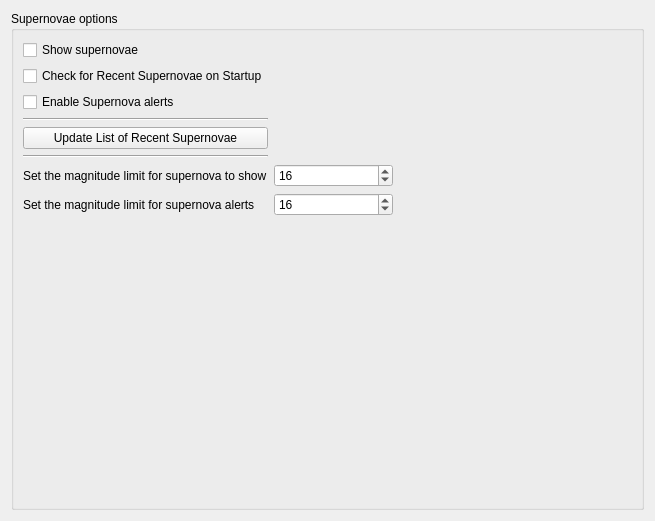
First picture: the form in kstars/options/opssupernovae.ui, repository KDE/kstars, before the edit.
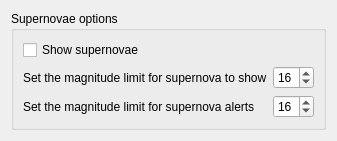
Second picture: the form after the edit.

Commit message: Adding support to supernovae data from the Open Supernovae Catalog

Diff of the .ui file:
```diff
--- a/kstars/options/opssupernovae.ui
+++ b/kstars/options/opssupernovae.ui
@@ -6,8 +6,8 @@
    <rect>
     <x>0</x>
     <y>0</y>
-    <width>655</width>
-    <height>521</height>
+    <width>334</width>
+    <height>136</height>
    </rect>
   </property>
   <layout class="QGridLayout" name="gridLayout">
@@ -21,7 +21,7 @@
        <layout class="QVBoxLayout" name="verticalLayout_3">
         <item>
          <layout class="QGridLayout" name="gridLayout_2">
-          <item row="6" column="3">
+          <item row="1" column="3">
            <spacer name="horizontalSpacer_2">
             <property name="orientation">
              <enum>Qt::Horizontal</enum>
@@ -48,54 +48,20 @@
            </widget>
           </item>
           <item row="1" column="0">
-           <widget class="QCheckBox" name="kcfg_UpdateSupernovaeOnStartup">
-            <property name="text">
-             <string>Check for Recent Supernovae on Startup</string>
-            </property>
-            <property name="tristate">
-             <bool>false</bool>
-            </property>
-           </widget>
-          </item>
-          <item row="2" column="0">
-           <widget class="QCheckBox" name="kcfg_ShowSupernovaAlerts">
-            <property name="text">
-             <string>Enable Supernova alerts</string>
-            </property>
-            <property name="tristate">
-             <bool>false</bool>
-            </property>
-           </widget>
-          </item>
-          <item row="3" column="0">
-           <widget class="Line" name="line">
-            <property name="orientation">
-             <enum>Qt::Horizontal</enum>
-            </property>
-           </widget>
-          </item>
-          <item row="6" column="0">
            <widget class="QLabel" name="label">
             <property name="text">
              <string>Set the magnitude limit for supernova to show</string>
             </property>
            </widget>
           </item>
-          <item row="7" column="0">
+          <item row="2" column="0">
            <widget class="QLabel" name="label_2">
             <property name="text">
              <string>Set the magnitude limit for supernova alerts</string>
             </property>
            </widget>
           </item>
-          <item row="5" column="0">
-           <widget class="Line" name="line_2">
-            <property name="orientation">
-             <enum>Qt::Horizontal</enum>
-            </property>
-           </widget>
-          </item>
-          <item row="6" column="1">
+          <item row="1" column="1">
            <widget class="QDoubleSpinBox" name="kcfg_MagnitudeLimitShowSupernovae">
             <property name="decimals">
              <number>0</number>
@@ -108,7 +74,7 @@
             </property>
            </widget>
           </item>
-          <item row="7" column="1">
+          <item row="2" column="1">
            <widget class="QDoubleSpinBox" name="kcfg_MagnitudeLimitAlertSupernovae">
             <property name="decimals">
              <number>0</number>
@@ -121,27 +87,7 @@
             </property>
            </widget>
           </item>
-          <item row="4" column="0">
-           <widget class="QPushButton" name="supUpdateButton">
-            <property name="text">
-             <string>Update List of Recent Supernovae</string>
-            </property>
-           </widget>
-          </item>
-          <item row="4" column="1">
-           <spacer name="horizontalSpacer">
-            <property name="orientation">
-             <enum>Qt::Horizontal</enum>
-            </property>
-            <property name="sizeHint" stdset="0">
-             <size>
-              <width>40</width>
-              <height>20</height>
-             </size>
-            </property>
-           </spacer>
-          </item>
-          <item row="8" column="0">
+          <item row="3" column="0">
            <spacer name="verticalSpacer">
             <property name="orientation">
              <enum>Qt::Vertical</enum>
@@ -154,7 +100,7 @@
             </property>
            </spacer>
           </item>
-          <item row="6" column="2">
+          <item row="1" column="2">
            <spacer name="horizontalSpacer_3">
             <property name="orientation">
              <enum>Qt::Horizontal</enum>
```
Left out of the diff: 3 changed lines with no effect on the pictures. The commit also changes 12 other files.
